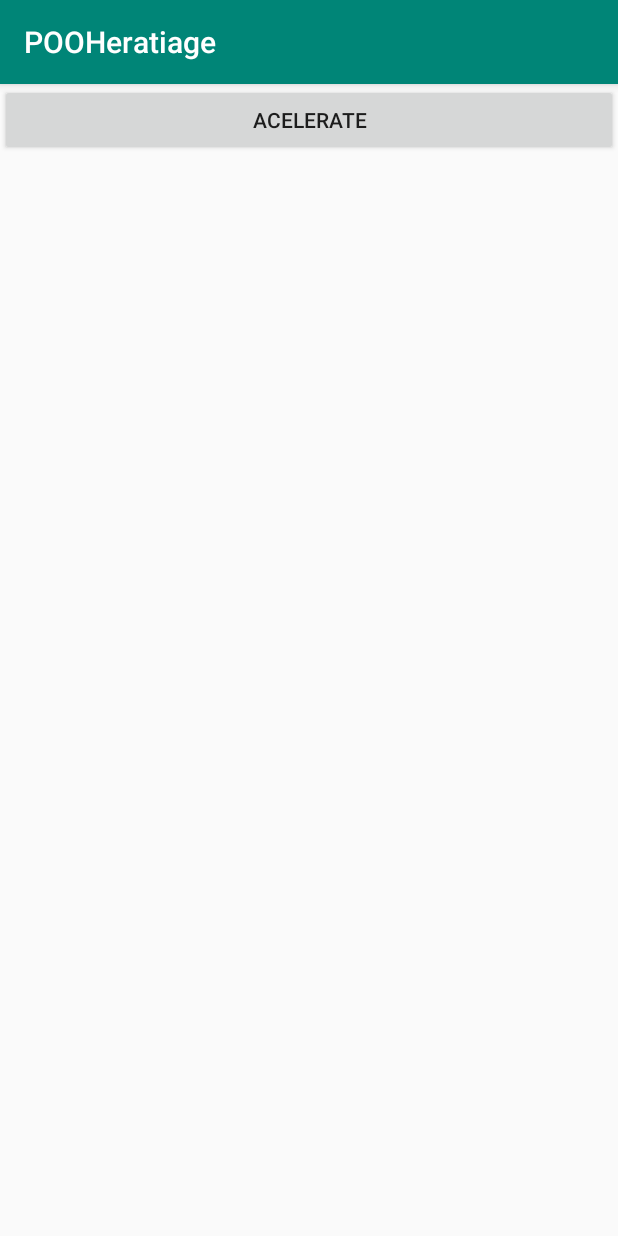
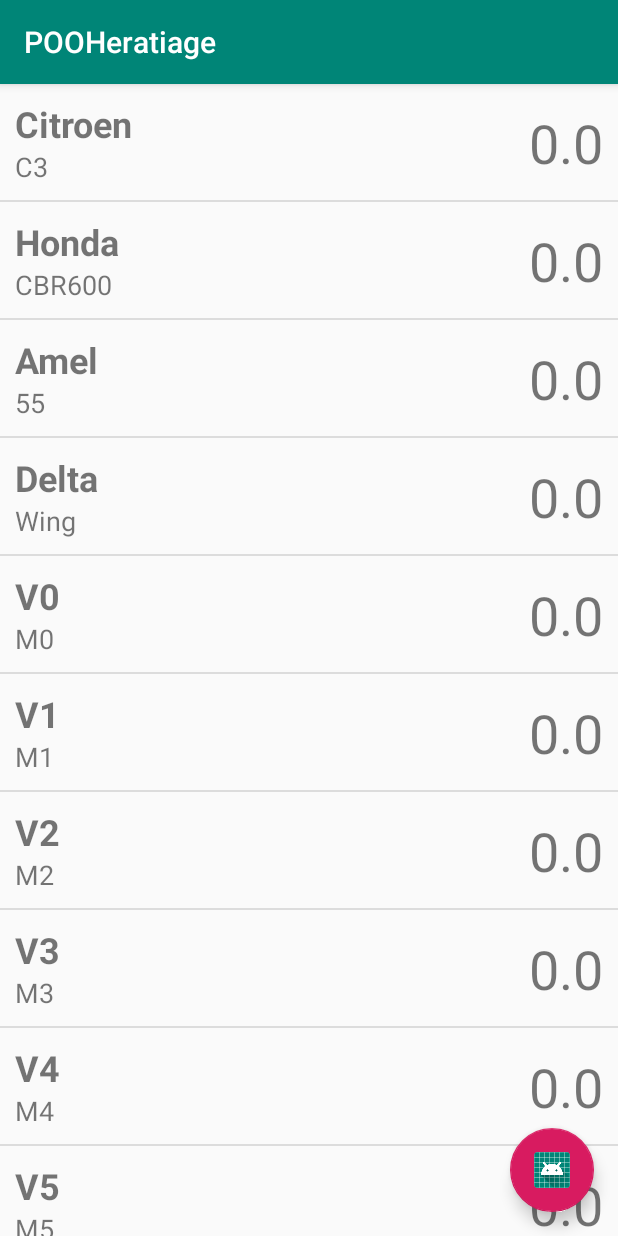
Before and after one commit to lgleto/HeriatageExampleAMCMI2020, an Android app: the screen it shows after launch (MainActivity), on a phone screen of 412 x 824 dp. Run offline under Robolectric (Android 15) with nearby library versions, the phone set to English and light mode, and no system bars.

```diff
--- a/app/build.gradle
+++ b/app/build.gradle
@@ -32,4 +32,5 @@ dependencies {
     testImplementation 'junit:junit:4.12'
     androidTestImplementation 'androidx.test.ext:junit:1.1.1'
     androidTestImplementation 'androidx.test.espresso:espresso-core:3.2.0'
+    implementation 'com.google.android.material:material:1.1.0'
 }
--- a/app/src/main/AndroidManifest.xml
+++ b/app/src/main/AndroidManifest.xml
@@ -16,6 +16,7 @@
                 <category android:name="android.intent.category.LAUNCHER" />
             </intent-filter>
         </activity>
+        <activity android:name=".DetailActivity"></activity>
     </application>
 
 </manifest>
--- a/app/src/main/java/ipca/example/pooheratiage/MainActivity.kt
+++ b/app/src/main/java/ipca/example/pooheratiage/MainActivity.kt
@@ -1,15 +1,23 @@
 package ipca.example.pooheratiage
 
+import android.content.Intent
 import androidx.appcompat.app.AppCompatActivity
 import android.os.Bundle
 import android.util.Log
+import android.view.View
+import android.view.ViewGroup
+import android.widget.BaseAdapter
+import android.widget.TextView
 import ipca.example.pooheratiage.entities.Boat
 import ipca.example.pooheratiage.entities.Car
 import ipca.example.pooheratiage.entities.Moto
 import ipca.example.pooheratiage.entities.Vehicle
 import kotlinx.android.synthetic.main.activity_main.*
+import kotlin.random.Random
 
 class MainActivity : AppCompatActivity() {
+
+    var vehicles : MutableList<Vehicle> = ArrayList<Vehicle>()
 
     override fun onCreate(savedInstanceState: Bundle?) {
         super.onCreate(savedInstanceState)
@@ -23,23 +31,79 @@ class MainActivity : AppCompatActivity() {
             }
 
         }
-        var vehicles : List<Vehicle> = arrayListOf(car, moto,boat,deltaWing)
 
-        buttonAcelerate.setOnClickListener {
-            for ( v in vehicles ){
-                v.acelerate()
-            }
-            for ( v in vehicles ){
-                textViewLog.text = textViewLog.text.toString()+"\n" +
-                                    v.modelAndBrand()+" "+v.speed
-                if (v is Boat){
-                    textViewLog.text = textViewLog.text.toString() +"\n"+
-                            "Active Sails "+v.sailsOn
 
-                    (v as Boat).sailsOn
+        vehicles.add(car)
+        vehicles.add(moto)
+        vehicles.add(boat)
+        vehicles.add(deltaWing)
+
+        for ( index in  0..100){
+            val v = object : Vehicle("V$index", "M$index") {
+                override fun acelerate() {
+                    speed = speed!! + 1.5F
                 }
             }
+            vehicles.add(v)
+        }
+
+
+
+        val vehicleAdapter = VehicleAdapter()
+        listViewVehicles.adapter = vehicleAdapter
+
+        floatingActionButtonAcelerate.setOnClickListener {
+            acelerateAll()
+            vehicleAdapter.notifyDataSetChanged()
         }
 
     }
+
+    fun acelerateAll(){
+        for ( v in vehicles ){
+            v.acelerate()
+        }
+    }
+
+    inner class VehicleAdapter : BaseAdapter() {
+        override fun getView(position: Int, convertView: View?, parent: ViewGroup?): View {
+            val view = layoutInflater.inflate(R.layout.row_vehicle,parent,false)
+            val textViewBrand = view.findViewById<TextView>(R.id.textViewBrand)
+            val textViewModel = view.findViewById<TextView>(R.id.textViewModel)
+            val textViewVelocity = view.findViewById<TextView>(R.id.textViewVelocity)
+
+            textViewBrand.text = vehicles[position].brand
+            textViewModel.text = vehicles[position].model
+            textViewVelocity.text = "" + vehicles[position].speed
+
+            view.setOnClickListener{
+
+                val intent = Intent(this@MainActivity,DetailActivity::class.java)
+
+                intent.putExtra("brand", vehicles[position].brand)
+                intent.putExtra("model", vehicles[position].model)
+                intent.putExtra("speed", vehicles[position].speed)
+                if (vehicles[position] is Boat) {
+                    intent.putExtra("sails_on", (vehicles[position] as Boat).sailsOn)
+                }
+                startActivity(intent)
+            }
+            return view
+        }
+
+        override fun getItem(position: Int): Any {
+           return vehicles[position]
+        }
+
+        override fun getItemId(position: Int): Long {
+            return 0
+        }
+
+        override fun getCount(): Int {
+            return vehicles.size
+        }
+
+    }
+
+
 }
--- a/app/src/main/res/layout/activity_main.xml
+++ b/app/src/main/res/layout/activity_main.xml
@@ -6,22 +6,28 @@
     android:layout_height="match_parent"
     tools:context=".MainActivity">
 
-    <Button
-        android:id="@+id/buttonAcelerate"
-        android:layout_width="0dp"
+    <com.google.android.material.floatingactionbutton.FloatingActionButton
+        android:id="@+id/floatingActionButtonAcelerate"
+        android:layout_width="wrap_content"
         android:layout_height="wrap_content"
-        android:text="Acelerate"
-        app:layout_constraintEnd_toEndOf="parent"
-        app:layout_constraintStart_toStartOf="parent"
-        app:layout_constraintTop_toTopOf="parent" />
+        android:layout_marginEnd="16dp"
+        android:layout_marginBottom="16dp"
+        android:clickable="true"
+        android:src="@mipmap/ic_launcher_round"
+        app:layout_constraintBottom_toBottomOf="parent"
+        app:layout_constraintEnd_toEndOf="parent" />
 
-    <TextView
-        android:id="@+id/textViewLog"
+    <ListView
+        android:id="@+id/listViewVehicles"
         android:layout_width="0dp"
         android:layout_height="0dp"
-        android:textSize="30sp"
         app:layout_constraintBottom_toBottomOf="parent"
         app:layout_constraintEnd_toEndOf="parent"
+        app:layout_constraintHorizontal_bias="1.0"
         app:layout_constraintStart_toStartOf="parent"
-        app:layout_constraintTop_toBottomOf="@+id/buttonAcelerate" />
+        app:layout_constraintTop_toTopOf="parent"
+        app:layout_constraintVertical_bias="1.0" >
+
+    </ListView>
+
 </androidx.constraintlayout.widget.ConstraintLayout>
--- /dev/null
+++ b/app/src/main/res/layout/row_vehicle.xml
@@ -0,0 +1,41 @@
+<?xml version="1.0" encoding="utf-8"?>
+<androidx.constraintlayout.widget.ConstraintLayout xmlns:android="http://schemas.android.com/apk/res/android"
+    xmlns:app="http://schemas.android.com/apk/res-auto"
+    xmlns:tools="http://schemas.android.com/tools"
+    android:layout_width="match_parent"
+    android:layout_height="wrap_content"
+    android:orientation="vertical"
+    android:padding="10dp">
+
+
+    <TextView
+        android:id="@+id/textViewBrand"
+        android:layout_width="0dp"
+        android:layout_height="wrap_content"
+        android:text="TextView"
+        android:textSize="24sp"
+        android:textStyle="bold"
+        app:layout_constraintEnd_toStartOf="@+id/textViewVelocity"
+        app:layout_constraintStart_toStartOf="parent"
+        app:layout_constraintTop_toTopOf="parent" />
+
+    <TextView
+        android:id="@+id/textViewModel"
+        android:layout_width="0dp"
+        android:layout_height="wrap_content"
+        android:text="TextView"
+        android:textSize="18sp"
+        app:layout_constraintEnd_toStartOf="@+id/textViewVelocity"
+        app:layout_constraintStart_toStartOf="parent"
+        app:layout_constraintTop_toBottomOf="@+id/textViewBrand" />
+
+    <TextView
+        android:id="@+id/textViewVelocity"
+        android:layout_width="wrap_content"
+        android:layout_height="wrap_content"
+        android:text="10.0"
+        android:textSize="36sp"
+        app:layout_constraintBottom_toBottomOf="parent"
+        app:layout_constraintEnd_toEndOf="parent"
+        app:layout_constraintTop_toTopOf="parent" />
+</androidx.constraintlayout.widget.ConstraintLayout>
```
Also changed, not shown: app/src/main/java/ipca/example/pooheratiage/DetailActivity.kt (added, +27 -0 lines), app/src/main/res/layout/activity_detail.xml (added, +58 -0 lines).
